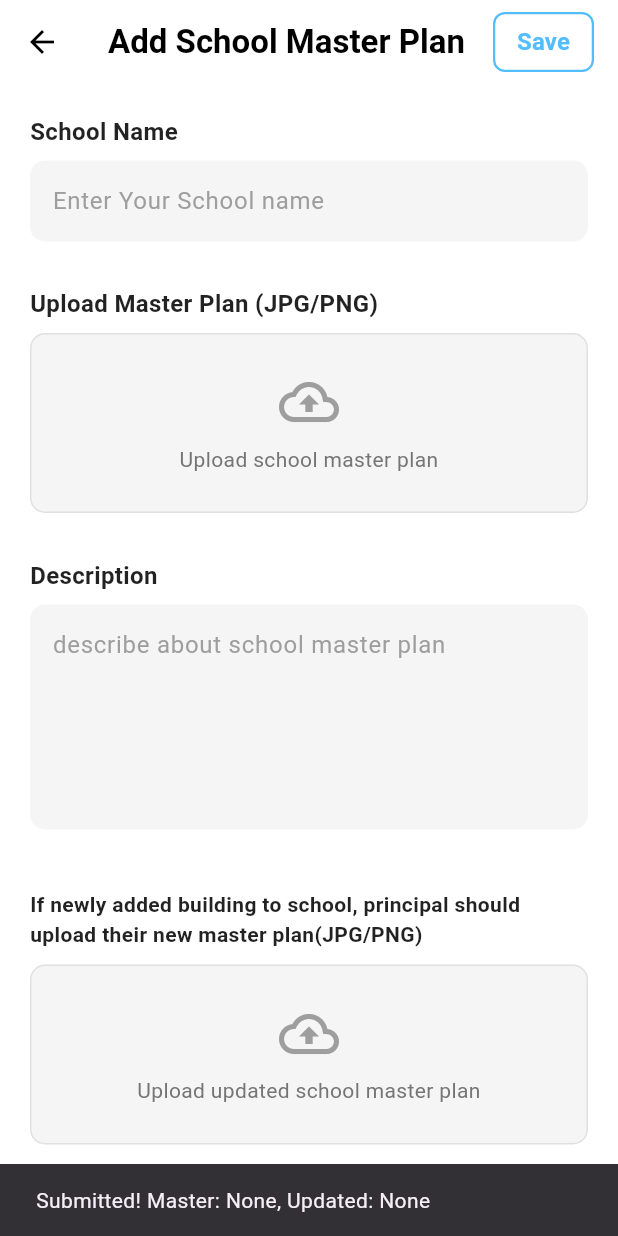
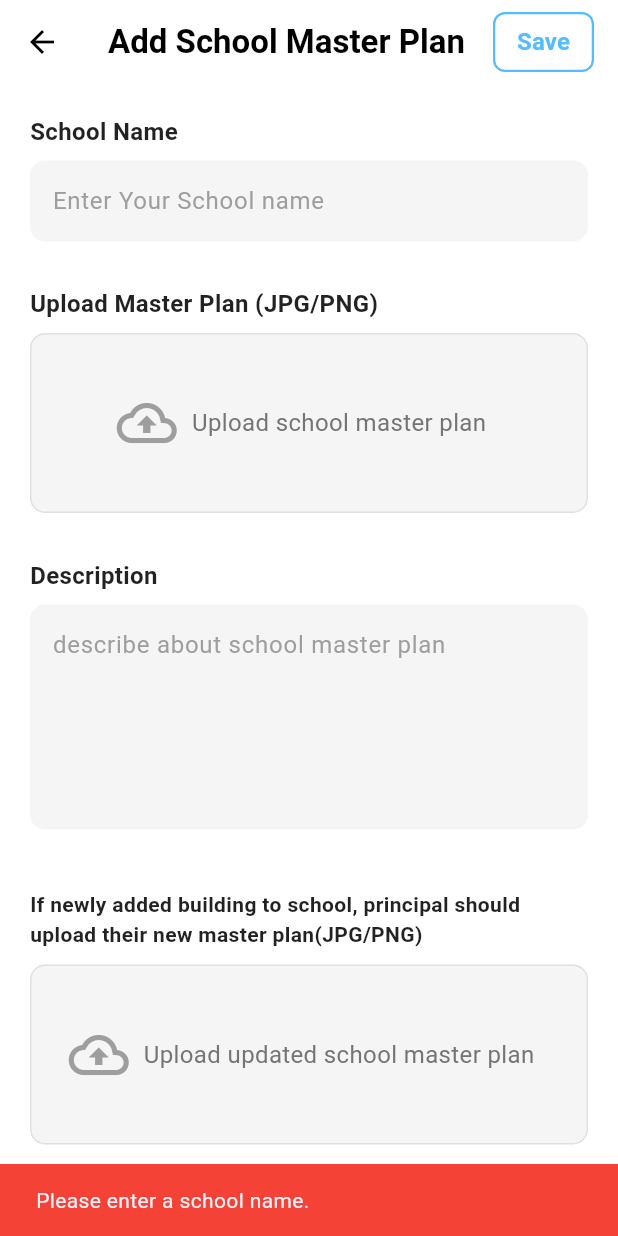
Before and after one commit to IrrigationDepartment/BuildCare, a Flutter app: the AddSchoolMasterPlanPage screen opened directly, after a tap on "Save", on a phone screen of 412 x 824 dp. Run offline on Flutter 3.47's test engine with Material 3 defaults, Android fonts, the phone set to English and light mode, and no system bars; our stand-ins replace cloud_firestore, file_picker, firebase_auth, firebase_core, firebase_storage, image_picker; accounts and stored records are empty; network calls fail.

Commit message:
updated
master plan

```diff
--- a/lib/screens/Principal/add_school_master_plan_page.dart
+++ b/lib/screens/Principal/add_school_master_plan_page.dart
@@ -1,5 +1,8 @@
+import 'dart:io'; // Required to work with File objects
+import 'package:firebase_storage/firebase_storage.dart'; // For file uploads
+import 'package:cloud_firestore/cloud_firestore.dart'; // For database
 import 'package:flutter/material.dart';
-import 'package:file_picker/file_picker.dart'; // 1. Import file_picker
+import 'package:file_picker/file_picker.dart';
 
 // Primary color for UI consistency
 const Color _primaryColor = Color(0xFF53BDFF);
@@ -12,10 +15,12 @@ class AddSchoolMasterPlanPage extends StatefulWidget {
 }
 
 class _AddSchoolMasterPlanPageState extends State<AddSchoolMasterPlanPage> {
-  // State variables now store the actual selected file path (String?).
-  // We use String? here to represent the path of the selected file.
-  String? _masterPlanImagePath;
-  String? _updatedPlanImagePath;
+  // Store the File object directly
+  File? _masterPlanFile;
+  File? _updatedPlanFile;
+
+  // To show a loading indicator while uploading
+  bool _isLoading = false;
 
   // Text editing controllers
   final TextEditingController _schoolNameController = TextEditingController();
@@ -28,46 +33,141 @@ class _AddSchoolMasterPlanPageState extends State<AddSchoolMasterPlanPage> {
     super.dispose();
   }
 
-  // 2. Actual file picking logic using file_picker
+  /// 1. Pick Image Logic
   Future<void> _pickImage(String type) async {
-    // Show a dialog to the user indicating the type of file to select
-    // For simplicity, we directly call the picker here.
-
-    // Set the allowed extensions for JPG and PNG files
     FilePickerResult? result = await FilePicker.platform.pickFiles(
       type: FileType.custom,
       allowedExtensions: ['jpg', 'jpeg', 'png'],
     );
 
     if (result != null && result.files.single.path != null) {
-      // A file was successfully selected
-      setState(() {
-        final filePath = result.files.single.path;
+      final filePath = result.files.single.path!;
       final fileName = result.files.single.name;
 
+      setState(() {
         if (type == 'master') {
-          _masterPlanImagePath = filePath;
-          ScaffoldMessenger.of(context).showSnackBar(
-            SnackBar(content: Text('Master Plan Selected: $fileName')),
-          );
+          _masterPlanFile = File(filePath); // Store as File
         } else if (type == 'updated') {
-          _updatedPlanImagePath = filePath;
-          ScaffoldMessenger.of(context).showSnackBar(
-            SnackBar(content: Text('Updated Plan Selected: $fileName')),
-          );
+          _updatedPlanFile = File(filePath); // Store as File
         }
       });
+      ScaffoldMessenger.of(context).showSnackBar(
+        SnackBar(content: Text('Selected: $fileName')),
+      );
+
     } else {
-      // User canceled the picker or selection failed.
-      // We don't change the state here, but in a real app, you might want
-      // to handle file deselection/clearing if the user wants to remove the existing file.
-      // For now, if they cancel, the existing selection remains.
+      // User canceled the picker
       ScaffoldMessenger.of(context).showSnackBar(
         const SnackBar(content: Text('File selection cancelled.')),
       );
     }
   }
 
+  /// 2. Firebase Upload Logic
+
+  /// Helper function to upload a file to Firebase Storage
+  Future<String> _uploadFile(File file, String schoolName, String planType) async {
+    try {
+      // Create a unique file name
+      String fileExtension = file.path.split('.').last;
+      String fileName = '${planType}_${DateTime.now().millisecondsSinceEpoch}.$fileExtension';
+
+      // Create a reference in Firebase Storage
+      Reference storageRef = FirebaseStorage.instance
+          .ref()
+          .child('school_plans') // Main folder
+          .child(schoolName)      // Sub-folder for the school
+          .child(fileName);       // File
+
+      // Upload the file
+      UploadTask uploadTask = storageRef.putFile(file);
+      TaskSnapshot snapshot = await uploadTask;
+
+      // Get the download URL
+      String downloadUrl = await snapshot.ref.getDownloadURL();
+      return downloadUrl;
+
+    } catch (e) {
+      print("File Upload Error: $e");
+      throw Exception('Failed to upload file.');
+    }
+  }
+
+  /// Main function to save all data
+  Future<void> _saveToFirebase() async {
+    // Basic Validation
+    if (_schoolNameController.text.isEmpty) {
+      _showErrorSnackBar('Please enter a school name.');
+      return;
+    }
+    if (_masterPlanFile == null) {
+      _showErrorSnackBar('Please upload the main master plan.');
+      return;
+    }
+
+    // Show loading indicator
+    setState(() {
+      _isLoading = true;
+    });
+
+    try {
+      String schoolName = _schoolNameController.text.trim();
+      String? masterPlanUrl;
+      String? updatedPlanUrl;
+
+      // Upload Master Plan (Required)
+      masterPlanUrl = await _uploadFile(_masterPlanFile!, schoolName, 'master');
+
+      // Upload Updated Plan (Optional)
+      if (_updatedPlanFile != null) {
+        updatedPlanUrl = await _uploadFile(_updatedPlanFile!, schoolName, 'updated');
+      }
+
+      // Save all data to Cloud Firestore
+      CollectionReference schools = FirebaseFirestore.instance.collection('schools');
+
+      await schools.add({
+        'schoolName': schoolName,
+        'description': _descriptionController.text.trim(),
+        'masterPlanUrl': masterPlanUrl,
+        'updatedPlanUrl': updatedPlanUrl, // Can be null if not provided
+        'timestamp': FieldValue.serverTimestamp(),
+      });
+
+      // Success
+      setState(() {
+        _isLoading = false;
+      });
+
+      ScaffoldMessenger.of(context).showSnackBar(
+        const SnackBar(content: Text('School Plan saved successfully!')),
+      );
+
+      // Navigate back after success
+      if (mounted) {
+          Navigator.of(context).pop();
+      }
+
+    } catch (e) {
+      // Handle Errors
+      setState(() {
+        _isLoading = false;
+      });
+      _showErrorSnackBar('Failed to save data: $e');
+    }
+  }
+
+  // Helper for error messages
+  void _showErrorSnackBar(String message) {
+      ScaffoldMessenger.of(context).showSnackBar(
+        SnackBar(
+          content: Text(message),
+          backgroundColor: Colors.red,
+        ),
+      );
+  }
+
+  /// 3. Build Method (UI)
   @override
   Widget build(BuildContext context) {
     return Scaffold(
@@ -75,7 +175,6 @@ class _AddSchoolMasterPlanPageState extends State<AddSchoolMasterPlanPage> {
       appBar: AppBar(
         backgroundColor: Colors.white,
         elevation: 0,
-        // Back button navigation
         leading: IconButton(
           icon: const Icon(Icons.arrow_back, color: Colors.black),
           onPressed: () => Navigator.of(context).pop(),
@@ -85,30 +184,18 @@ class _AddSchoolMasterPlanPageState extends State<AddSchoolMasterPlanPage> {
           style: TextStyle(color: Colors.black, fontWeight: FontWeight.bold),
         ),
         actions: [
-          // Save button as an OutlinedButton with a blue border
           Padding(
-            padding: const EdgeInsets.only(right: 16.0), // Adjust padding for visual appeal
+            padding: const EdgeInsets.only(right: 16.0),
             child: OutlinedButton(
-              onPressed: () {
-                // TODO: Implement actual save logic (e.g., uploading the files to a database like Firestore/Storage)
-
-                // Print paths to console for verification (use file names for SnackBar)
-                final masterFileName = _masterPlanImagePath?.split('/').last ?? 'None';
-                final updatedFileName = _updatedPlanImagePath?.split('/').last ?? 'None';
-
-                ScaffoldMessenger.of(context).showSnackBar(
-                  SnackBar(
-                    content: Text('Submitted! Master: $masterFileName, Updated: $updatedFileName'),
-                  ),
-                );
-              },
+              onPressed: _isLoading ? null : _saveToFirebase, // Disable when loading
               style: OutlinedButton.styleFrom(
-                side: const BorderSide(color: _primaryColor, width: 1.5), // Blue border
-                foregroundColor: _primaryColor, // Text color
+                side: const BorderSide(color: _primaryColor, width: 1.5),
+                foregroundColor: _primaryColor,
                 shape: RoundedRectangleBorder(
-                  borderRadius: BorderRadius.circular(8), // Slightly rounded corners
+                  borderRadius: BorderRadius.circular(8),
                 ),
                 padding: const EdgeInsets.symmetric(horizontal: 16, vertical: 8),
+                disabledForegroundColor: Colors.grey,
               ),
               child: const Text(
                 'Save',
@@ -118,7 +205,18 @@ class _AddSchoolMasterPlanPageState extends State<AddSchoolMasterPlanPage> {
           ),
         ],
       ),
-      body: SingleChildScrollView(
+      body: _isLoading
+          ? const Center(
+              child: Column(
+                mainAxisAlignment: MainAxisAlignment.center,
+                children: [
+                  CircularProgressIndicator(color: _primaryColor),
+                  SizedBox(height: 16),
+                  Text("Uploading data..."),
+                ],
+              ),
+            )
+          : SingleChildScrollView(
               padding: const EdgeInsets.all(20.0),
               child: Column(
                 crossAxisAlignment: CrossAxisAlignment.start,
@@ -137,8 +235,7 @@ class _AddSchoolMasterPlanPageState extends State<AddSchoolMasterPlanPage> {
                   _buildFileUploadArea(
                     context,
                     'Upload school master plan',
-              _masterPlanImagePath, // Pass the image path
-              // 3. Use the new _pickImage function
+                    _masterPlanFile, // Pass the File
                     onTap: () => _pickImage('master'),
                   ),
                   const SizedBox(height: 30),
@@ -160,8 +257,7 @@ class _AddSchoolMasterPlanPageState extends State<AddSchoolMasterPlanPage> {
                   _buildFileUploadArea(
                     context,
                     'Upload updated school master plan',
-              _updatedPlanImagePath, // Pass the image path
-              // 3. Use the new _pickImage function
+                    _updatedPlanFile, // Pass the File
                     onTap: () => _pickImage('updated'),
                   ),
                   const SizedBox(height: 20),
@@ -173,7 +269,6 @@ class _AddSchoolMasterPlanPageState extends State<AddSchoolMasterPlanPage> {
 
   // --- Helper Widgets ---
 
-  // Helper widget for section titles
   Widget _buildSectionTitle(String title) {
     return Padding(
       padding: const EdgeInsets.only(bottom: 8.0),
@@ -188,7 +283,6 @@ class _AddSchoolMasterPlanPageState extends State<AddSchoolMasterPlanPage> {
     );
   }
 
-  // Helper widget for text input fields
   Widget _buildTextField({
     required TextEditingController controller,
     required String hintText,
@@ -212,19 +306,16 @@ class _AddSchoolMasterPlanPageState extends State<AddSchoolMasterPlanPage> {
     );
   }
 
-  // Helper widget for the file upload area
+  /// MODIFIED: This function now displays a small image preview when a file is selected.
   Widget _buildFileUploadArea(
       BuildContext context,
       String defaultText,
-      String? imagePath,
+      File? file, // Changed from String? to File?
       {required VoidCallback onTap}) {
 
-    // Check if an image path is present to determine selection state
-    final bool isSelected = imagePath != null;
-
-    // Get only the file name from the full path for display
+    final bool isSelected = file != null;
     final String displayText = isSelected
-        ? imagePath!.split('/').last // Extracts the file name
+        ? file!.path.split('/').last // '!' operator added because isSelected ensures file is not null
         : defaultText;
 
     return InkWell(
@@ -241,27 +332,64 @@ class _AddSchoolMasterPlanPageState extends State<AddSchoolMasterPlanPage> {
             width: isSelected ? 2 : 1,
           ),
         ),
+        child: Row(
+          mainAxisAlignment: isSelected ? MainAxisAlignment.start : MainAxisAlignment.center,
+          children: [
+            // --- IMAGE PREVIEW ADDED HERE ---
+            if (isSelected)
+              Padding(
+                padding: const EdgeInsets.all(8.0),
+                child: ClipRRect(
+                  borderRadius: BorderRadius.circular(5),
+                  child: Image.file(
+                    file!, // Use Image.file to display the selected File
+                    width: 70, // Thumbnail width
+                    height: 100, // Thumbnail height
+                    fit: BoxFit.cover,
+                    errorBuilder: (context, error, stackTrace) {
+                      // Fallback icon if the image fails to load
+                      return const Icon(Icons.insert_drive_file, size: 50, color: Colors.grey);
+                    },
+                  ),
+                ),
+              )
+            else
+              // Default upload icon when no file is selected
+              const Icon(
+                Icons.cloud_upload_outlined,
+                size: 40,
+                color: Colors.grey,
+              ),
+
+            // --- File Name / Hint Text ---
+            Padding(
+              padding: EdgeInsets.symmetric(horizontal: isSelected ? 0.0 : 10.0),
               child: Column(
                 mainAxisAlignment: MainAxisAlignment.center,
+                crossAxisAlignment: CrossAxisAlignment.start,
                 children: [
-            Icon(
-              isSelected ? Icons.check_circle : Icons.cloud_upload_outlined, // Change icon when selected
-              size: 40,
-              color: isSelected ? _primaryColor : Colors.grey,
+                  Text(
+                    isSelected ? 'File Selected:' : defaultText,
+                    style: TextStyle(
+                      fontSize: isSelected ? 12 : 16,
+                      color: isSelected ? Colors.grey[600] : Colors.grey[600],
                     ),
-            const SizedBox(height: 8),
-            // Display file path/name or default text
-            Padding(
-              padding: const EdgeInsets.symmetric(horizontal: 10.0),
+                  ),
+                  if (isSelected)
+                    SizedBox(
+                      width: MediaQuery.of(context).size.width - 150, // Constrain text width
                       child: Text(
                         displayText,
-                textAlign: TextAlign.center,
                         maxLines: 2,
                         overflow: TextOverflow.ellipsis,
-                style: TextStyle(
-                  color: isSelected ? _primaryColor : Colors.grey[600],
-                  fontWeight: isSelected ? FontWeight.bold : FontWeight.normal,
+                        style: const TextStyle(
+                          color: Colors.black87,
+                          fontWeight: FontWeight.bold,
+                          fontSize: 14,
                         ),
+                      ),
+                    ),
+                ],
               ),
             ),
           ],
@@ -270,7 +398,6 @@ class _AddSchoolMasterPlanPageState extends State<AddSchoolMasterPlanPage> {
     );
   }
 
-  // Helper widget for the long note about updated plans
   Widget _buildUpdatedPlanNote() {
     return const Text(
       'If newly added building to school, principal should upload their new master plan(JPG/PNG)',
--- a/pubspec.yaml
+++ b/pubspec.yaml
@@ -33,6 +33,7 @@ dependencies:
   firebase_core: ^3.1.1 # Use the latest version
   firebase_auth: ^5.1.1 # Use the latest version
   cloud_firestore: ^5.0.2 # Use the latest version
+  firebase_storage: ^12.4.10 # Compatible with firebase_core ^3.1.1
   intl: ^0.19.0 # Added for date formatting
   image_picker: ^1.0.4 #  Add this line for image functionality
   file_picker: ^6.1.1
```
Also changed, not shown: pubspec.lock, 3 other files. Lines whose indentation alone changed are shown as unchanged.
